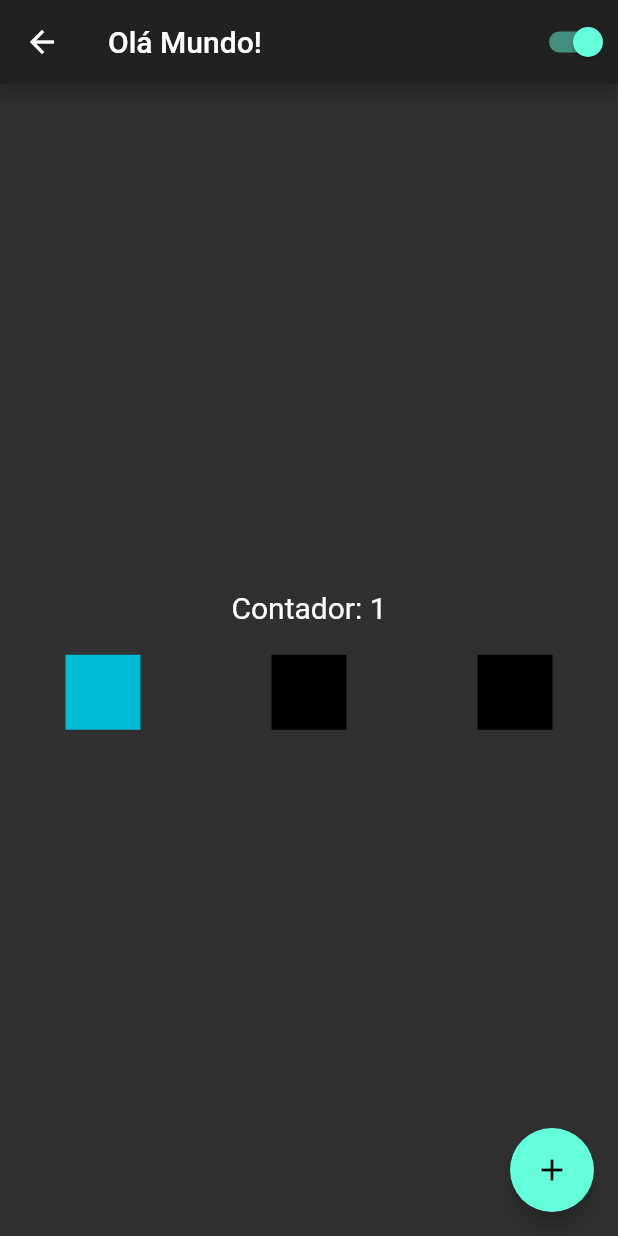
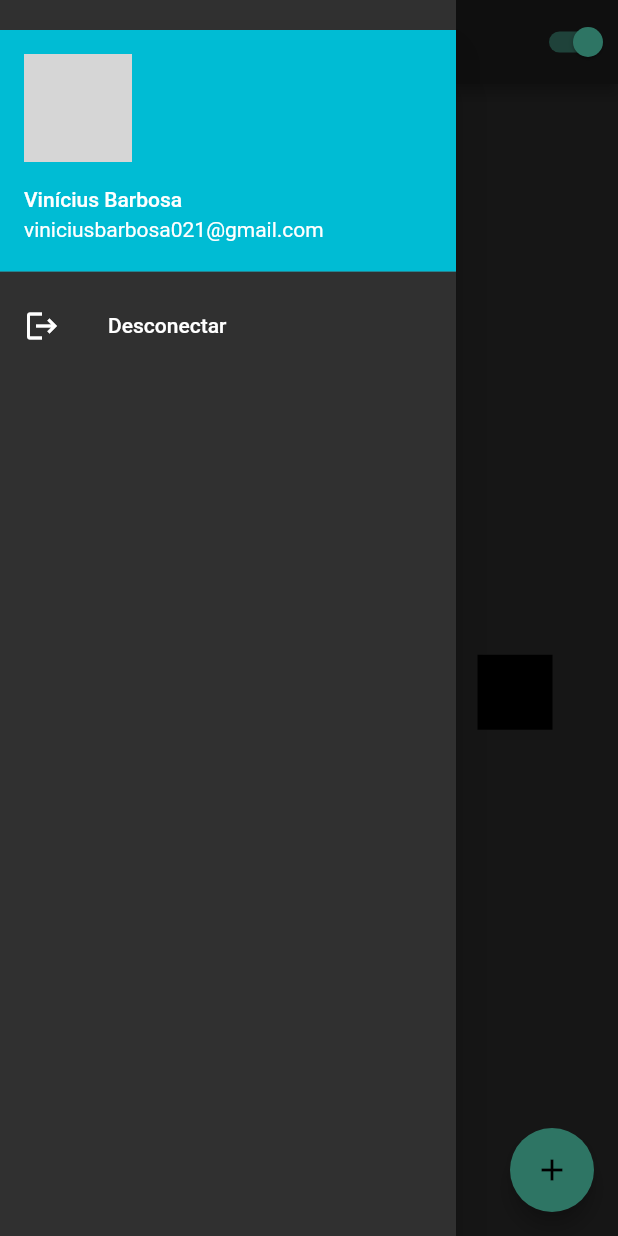
Before and after one commit to Vinny021/Flutter, a Flutter app: the HomePage screen opened by its route, with the side drawer open (before the commit the screen has no drawer), on a phone screen of 412 x 824 dp. Run offline on Flutter 3.47's test engine with Material 2 defaults, Android fonts, the phone set to English and light mode, and no system bars; our stand-ins replace google_fonts; accounts and stored records are empty; network calls fail; grey boxes are pictures that could not be loaded.

Commit message:
Estágio Final :rocket:

```diff
--- a/Flutterando/ola_mundo/lib/home_page.dart
+++ b/Flutterando/ola_mundo/lib/home_page.dart
@@ -20,6 +20,27 @@ class HomePageState extends State<HomePage> {
         actions: [
           CustomSwitch(),
         ],
+      ),
+      drawer: Drawer(
+        child: Column(
+          children: [
+            Container(height:20),
+            UserAccountsDrawerHeader(
+              accountName: Text('Vinícius Barbosa'),
+              accountEmail: Text('viniciusbarbosa021@gmail.com'),
+              currentAccountPicture: ClipRRect(
+                borderRadius: BorderRadius.circular(40),
+                child: Image.network('https://media-exp1.licdn.com/dms/image/C4E03AQG7gKJElNUR6A/profile-displayphoto-shrink_200_200/0/1612901300024?e=1631750400&v=beta&t=7bEpXsQzWdt0QIjbgYb2BL5LoXrHPWzEysx1bK4ss8s')),
+            ),
+            ListTile(
+              leading: Icon(Icons.logout),
+              title: Text('Desconectar'),
+              onTap: () {
+                Navigator.of(context).pushReplacementNamed('/');
+              }
+            ),
+          ],
+        ),
       ),
       body: Container(
         width: double.infinity,
```
Also changed, not shown: Flutterando/ola_mundo/flutter_01.png (added).
